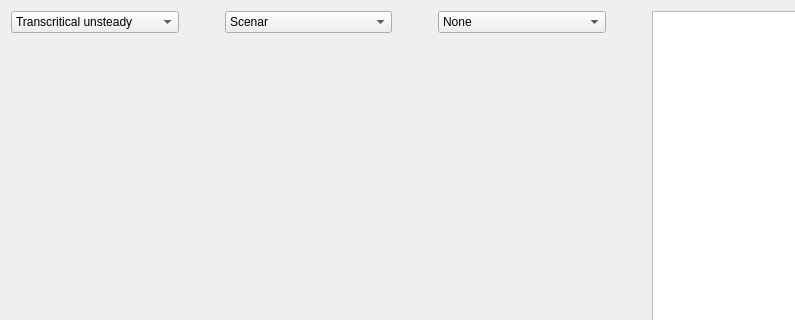
Qt form ui/graphHydro.ui (Artelia/Mascaret) before a commit; both pictures show x 0 to 795 and y 0 to 320 of the 919 by 519 pixel window.
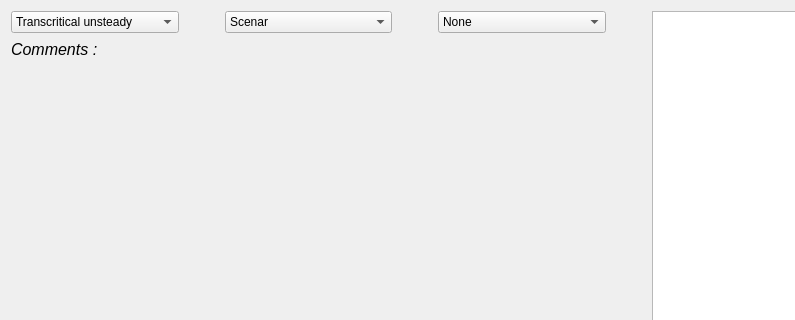
The same form after that commit.

Commit message:
add diplays comment in graph
delete ' or " in  run and scenario texts

```diff
--- a/ui/graphHydro.ui
+++ b/ui/graphHydro.ui
@@ -127,6 +127,51 @@
            </item>
           </layout>
          </item>
+         <item>
+          <layout class="QHBoxLayout" name="horizontalLayout_8">
+           <item>
+            <widget class="QLabel" name="label2">
+             <property name="font">
+              <font>
+               <pointsize>12</pointsize>
+               <italic>true</italic>
+              </font>
+             </property>
+             <property name="text">
+              <string>Comments :</string>
+             </property>
+            </widget>
+           </item>
+           <item>
+            <widget class="QLabel" name="label_comments">
+             <property name="font">
+              <font>
+               <pointsize>12</pointsize>
+              </font>
+             </property>
+             <property name="text">
+              <string/>
+             </property>
+             <property name="alignment">
+              <set>Qt::AlignLeading|Qt::AlignLeft|Qt::AlignTop</set>
+             </property>
+            </widget>
+           </item>
+           <item>
+            <spacer name="horizontalSpacer_8">
+             <property name="orientation">
+              <enum>Qt::Horizontal</enum>
+             </property>
+             <property name="sizeHint" stdset="0">
+              <size>
+               <width>40</width>
+               <height>20</height>
+              </size>
+             </property>
+            </spacer>
+           </item>
+          </layout>
+         </item>
          <item>
           <widget class="QWidget" name="widget_figure" native="true">
            <property name="sizePolicy">
```
The commit also changes 5 other files.
